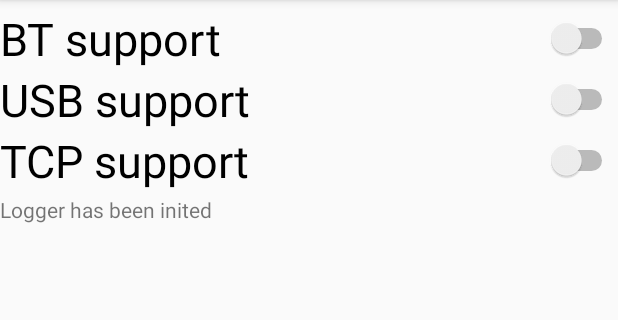
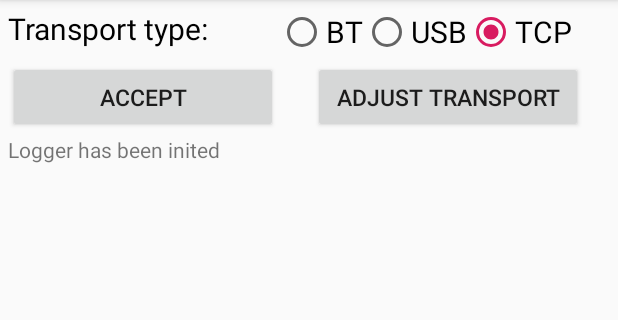
Before and after one commit to KVGrygoriev/AndroidTransportInvestigator, an Android app: the screen it shows after launch (MainActivity), on a phone screen of 412 x 824 dp, the part 84-404 px from its top. Run offline under Robolectric (Android 15) with nearby library versions, the phone set to English and light mode, and no system bars.

Commit message:
Refactored transport settigns
Remade main activity view.
Changed proxy adjustment logic.

```diff
--- /dev/null
+++ b/app/src/main/java/just/application/androidtransportinvestigator/Defines.java
@@ -0,0 +1,9 @@
+package just.application.androidtransportinvestigator;
+
+class Defines {
+    enum TransportType {
+        BT,
+        USB,
+        TCP
+    };
+}
--- a/app/src/main/java/just/application/androidtransportinvestigator/MainActivity.java
+++ b/app/src/main/java/just/application/androidtransportinvestigator/MainActivity.java
@@ -1,20 +1,24 @@
 package just.application.androidtransportinvestigator;
 
-import just.application.androidtransportinvestigator.Logger;
+import just.application.androidtransportinvestigator.Defines;
 
 import android.content.Intent;
 import android.support.v7.app.AppCompatActivity;
 import android.os.Bundle;
 import android.text.method.ScrollingMovementMethod;
-import android.widget.CompoundButton;
-import android.widget.Switch;
+import android.view.View;
+import android.widget.Button;
+import android.widget.RadioButton;
 import android.widget.TextView;
 
 public class MainActivity extends AppCompatActivity {
 
     private static final String TAG = "MainActivity";
 
-    Switch swtchBtSupport, swtchUsbSupport, swtchTcpSupport;
+    private Defines.TransportType transportType = Defines.TransportType.TCP;
+
+    RadioButton btnBt, btnUsb, btnTcp;
+    Button btnAdjustTransport, btnAcceptTransport;
     TextView logger;
 
     @Override
@@ -22,42 +26,60 @@ public class MainActivity extends AppCompatActivity {
         super.onCreate(savedInstanceState);
         setContentView(R.layout.activity_main);
 
-        swtchBtSupport = (Switch) findViewById(R.id.swtchBtSupport);
-        swtchUsbSupport = (Switch) findViewById(R.id.swtchUsbSupport);
-        swtchTcpSupport = (Switch) findViewById(R.id.swtchTcpSupport);
+        btnBt = (RadioButton) findViewById(R.id.rdBtnBt);
+        btnUsb = (RadioButton) findViewById(R.id.rdBtnUsb);
+        btnTcp = (RadioButton) findViewById(R.id.rdBtnTcp);
+
+        btnAdjustTransport = (Button) findViewById(R.id.btnAdjustTransport);
+        btnAcceptTransport = (Button) findViewById(R.id.btnAcceptTransport);
 
         logger = (TextView) findViewById(R.id.loggerDisplay);
         logger.setMovementMethod(new ScrollingMovementMethod());
 
         registerListener();
-
-        Intent proxyIntent = new Intent(this, SdlService.class);
-        proxyIntent.putExtra("TransportType", "TCP");
-        //TODO make handler
-        //TODO pass BluetoothType
-        //TODO pass BluetoothSecurityLevel
-        startService(proxyIntent);
     }
 
     private void registerListener() {
-        swtchBtSupport.setOnCheckedChangeListener(new CompoundButton.OnCheckedChangeListener() {
-            @Override
-            public void onCheckedChanged(CompoundButton buttonView, boolean isChecked) {
-                Logger.Debug(logger, TAG, buttonView.getText() + " got state " + (isChecked ? "CHECKED" : "UNCHECKED"));
+        btnBt.setOnClickListener(new View.OnClickListener() {
+            public void onClick(View v) {
+                transportType = Defines.TransportType.BT;
+                Logger.Debug(logger, TAG, ((Button)v).getText() + " transport selected");
             }
         });
 
-        swtchUsbSupport.setOnCheckedChangeListener(new CompoundButton.OnCheckedChangeListener() {
-            @Override
-            public void onCheckedChanged(CompoundButton buttonView, boolean isChecked) {
-                Logger.Debug(logger, TAG, buttonView.getText() + " got state " + (isChecked ? "CHECKED" : "UNCHECKED"));
+        btnUsb.setOnClickListener(new View.OnClickListener() {
+            public void onClick(View v) {
+                transportType = Defines.TransportType.USB;
+                Logger.Debug(logger, TAG, ((Button)v).getText() + " transport selected");
             }
         });
 
-        swtchTcpSupport.setOnCheckedChangeListener(new CompoundButton.OnCheckedChangeListener() {
+        btnTcp.setOnClickListener(new View.OnClickListener() {
+            public void onClick(View v) {
+                transportType = Defines.TransportType.TCP;
+                Logger.Debug(logger, TAG, ((Button)v).getText() + " transport selected");
+            }
+        });
+
+        btnAcceptTransport.setOnClickListener(new View.OnClickListener() {
+            public void onClick(View v) {
+                Intent proxyIntent = new Intent(v.getContext(), SdlService.class);
+                proxyIntent.putExtra("TransportType", /*transportType*/"TCP");
+
+                if (Defines.TransportType.BT == transportType) {
+                    //TODO pass BluetoothType
+                    //TODO pass BluetoothSecurityLevel
+                }
+
+                startService(proxyIntent);
+
+            }
+        });
+
+        btnAdjustTransport.setOnClickListener(new View.OnClickListener() {
             @Override
-            public void onCheckedChanged(CompoundButton buttonView, boolean isChecked) {
-                Logger.Debug(logger, TAG, buttonView.getText() + " got state " + (isChecked ? "CHECKED" : "UNCHECKED"));
+            public void onClick(View view) {
+                // TODO handler
             }
         });
     }
--- a/app/src/main/res/layout/activity_main.xml
+++ b/app/src/main/res/layout/activity_main.xml
@@ -7,59 +7,100 @@
     tools:context=".MainActivity">
 
     <FrameLayout
-        android:id="@+id/displayRoot"
+        android:id="@+id/rootFrame"
         android:layout_width="match_parent"
         android:layout_height="wrap_content">
 
         <GridLayout xmlns:android="http://schemas.android.com/apk/res/android"
             xmlns:tools="http://schemas.android.com/tools"
 
-            android:id="@+id/swtchGridLayout"
+            android:id="@+id/gridLayout"
             android:layout_width="match_parent"
             android:layout_height="wrap_content"
-            android:columnCount="1"
-            android:rowCount="4"
+            android:columnCount="2"
+            android:rowCount="3"
+            android:layout_marginLeft="5dp"
             android:layout_marginTop="5dp">
 
-            <Switch
-                android:id="@+id/swtchBtSupport"
-                android:layout_width="match_parent"
+            <TextView
+                android:id="@+id/transportLabel"
+                android:layout_width="wrap_content"
+                android:layout_height="35dp"
+                android:layout_column="0"
+                android:layout_row="0"
+                android:text="@string/transportLabel"
+                android:textColor="@color/colorBlack"
+                android:textSize="20dp" />
+
+            <RadioGroup
+                android:id="@+id/transportRadioGroup"
+                android:layout_column="1"
+                android:layout_row="0"
+                android:layout_width="wrap_content"
                 android:layout_height="wrap_content"
-                android:text="@string/swtchBtSupport"
-                android:textSize="30sp"/>
+                android:orientation="horizontal"
+                android:checkedButton="@+id/rdBtnTcp" >
 
-            <Switch
-                android:id="@+id/swtchUsbSupport"
-                android:layout_width="match_parent"
-                android:layout_height="wrap_content"
-                android:text="@string/swtchUsbSupport"
-                android:textSize="30sp"/>
+                <RadioButton
+                    android:id="@+id/rdBtnBt"
+                    android:layout_width="wrap_content"
+                    android:layout_height="wrap_content"
+                    android:layout_column="0"
+                    android:text="@string/btnBt"
+                    android:textSize="20sp"/>
 
-            <Switch
-                android:id="@+id/swtchTcpSupport"
-                android:layout_width="match_parent"
-                android:layout_height="wrap_content"
-                android:text="@string/swtchTcpSupport"
-                android:textSize="30sp"/>
+                <RadioButton
+                    android:id="@+id/rdBtnUsb"
+                    android:layout_width="wrap_content"
+                    android:layout_height="wrap_content"
+                    android:layout_column="1"
+                    android:text="@string/btnUsb"
+                    android:textSize="20sp"/>
 
-        </GridLayout>
-
-    </FrameLayout>
+                <RadioButton
+                    android:id="@+id/rdBtnTcp"
+                    android:layout_width="wrap_content"
+                    android:layout_height="wrap_content"
+                    android:layout_column="2"
+                    android:text="@string/btnTcp"
+                    android:textSize="20sp"/>
+            </RadioGroup>
 
 
-    <LinearLayout
-        android:layout_width="match_parent"
-        android:layout_height="wrap_content">
+            <Button
+                android:id="@+id/btnAdjustTransport"
+                android:layout_width="180sp"
+                android:layout_height="wrap_content"
+                android:layout_gravity="center"
+                android:layout_column="1"
+                android:layout_row="1"
+                android:text="@string/btnAdjustTransport"
+                android:textSize="15sp"
+                />
+
+            <Button
+                android:id="@+id/btnAcceptTransport"
+                android:layout_width="180sp"
+                android:layout_height="wrap_content"
+                android:layout_gravity="center"
+                android:layout_column="0"
+                android:layout_row="1"
+                android:text="@string/btnAcceptTransport"
+                android:textSize="15sp"
+                />
+        </GridLayout>
 
         <TextView
             android:id="@+id/loggerDisplay"
-            android:layout_width="match_parent"
+
+            android:layout_width="wrap_content"
             android:layout_height="wrap_content"
+            android:layout_marginLeft="5dp"
+            android:layout_marginTop="90dp"
             android:scrollbars = "vertical"
-            android:layout_marginTop="130dp"
             android:text="@string/loggerInit"/>
+    </FrameLayout>
 
-    </LinearLayout>
 
 
 
--- a/app/src/main/res/values/colors.xml
+++ b/app/src/main/res/values/colors.xml
@@ -3,4 +3,5 @@
     <color name="colorPrimary">#008577</color>
     <color name="colorPrimaryDark">#00574B</color>
     <color name="colorAccent">#D81B60</color>
+    <color name="colorBlack">#000000</color>
 </resources>
--- a/app/src/main/res/values/strings.xml
+++ b/app/src/main/res/values/strings.xml
@@ -1,10 +1,13 @@
 <resources>
     <string name="app_name">Android Transport Investigator</string>
 
-    <string name="swtchUsbSupport">USB support</string>
-    <string name="swtchBtSupport">BT support</string>
-    <string name="swtchTcpSupport">TCP support</string>
+    <string name="btnUsb">USB</string>
+    <string name="btnBt">BT</string>
+    <string name="btnTcp">TCP</string>
+    <string name="btnAdjustTransport">Adjust Transport</string>
+    <string name="btnAcceptTransport">Accept</string>
 
+    <string name="transportLabel">Transport type:\n</string>
     <string name="loggerInit">Logger has been inited\n</string>
 
 </resources>
```
